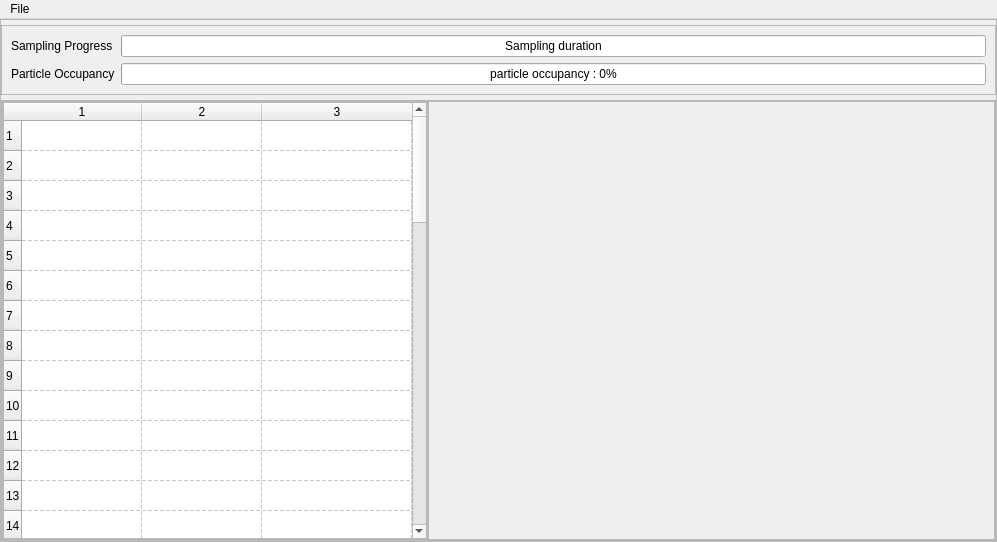
First picture: the form in psl_res/GUI/E_MISCELLANEOUS/A_Add-ons/templates/dsm501.ui, repository fossasia/pslab-desktop, before the edit.
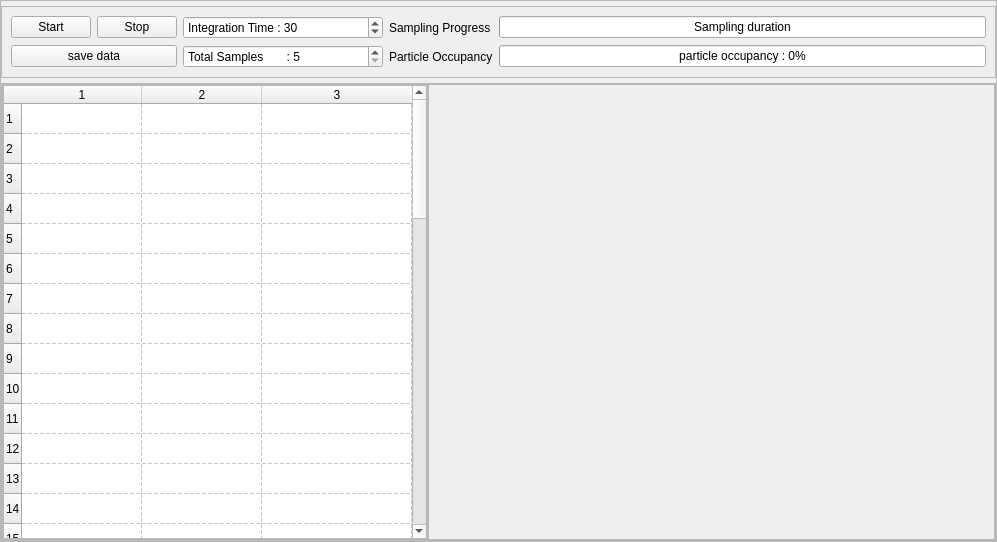
Second picture: the form after the edit.

Patch:
```diff
--- a/psl_res/GUI/E_MISCELLANEOUS/A_Add-ons/templates/dsm501.ui
+++ b/psl_res/GUI/E_MISCELLANEOUS/A_Add-ons/templates/dsm501.ui
@@ -71,21 +71,8 @@
          <property name="class" stdset="0">
           <string>PeripheralCollection</string>
          </property>
-         <layout class="QFormLayout" name="formLayout">
-          <property name="fieldGrowthPolicy">
-           <enum>QFormLayout::AllNonFixedFieldsGrow</enum>
-          </property>
-          <item row="3" column="1">
-           <widget class="QProgressBar" name="progressBar">
-            <property name="value">
-             <number>0</number>
-            </property>
-            <property name="format">
-             <string>particle occupancy : %p%</string>
-            </property>
-           </widget>
-          </item>
-          <item row="1" column="1">
+         <layout class="QGridLayout" name="gridLayout">
+          <item row="0" column="4">
            <widget class="QProgressBar" name="timeProgressBar">
             <property name="value">
              <number>0</number>
@@ -95,20 +82,83 @@
             </property>
            </widget>
           </item>
-          <item row="1" column="0">
-           <widget class="QLabel" name="label">
-            <property name="text">
-             <string>Sampling Progress</string>
-            </property>
-           </widget>
-          </item>
-          <item row="3" column="0">
+          <item row="1" column="3">
            <widget class="QLabel" name="label_2">
             <property name="text">
              <string>Particle Occupancy</string>
             </property>
            </widget>
           </item>
+          <item row="1" column="4">
+           <widget class="QProgressBar" name="progressBar">
+            <property name="value">
+             <number>0</number>
+            </property>
+            <property name="format">
+             <string>particle occupancy : %p%</string>
+            </property>
+           </widget>
+          </item>
+          <item row="0" column="3">
+           <widget class="QLabel" name="label">
+            <property name="text">
+             <string>Sampling Progress</string>
+            </property>
+           </widget>
+          </item>
+          <item row="0" column="2">
+           <widget class="QSpinBox" name="integrationBox">
+            <property name="minimumSize">
+             <size>
+              <width>200</width>
+              <height>0</height>
+             </size>
+            </property>
+            <property name="prefix">
+             <string>Integration Time : </string>
+            </property>
+            <property name="minimum">
+             <number>3</number>
+            </property>
+            <property name="maximum">
+             <number>60</number>
+            </property>
+            <property name="value">
+             <number>30</number>
+            </property>
+           </widget>
+          </item>
+          <item row="1" column="2">
+           <widget class="QSpinBox" name="sampleBox">
+            <property name="prefix">
+             <string>Total Samples       : </string>
+            </property>
+            <property name="minimum">
+             <number>5</number>
+            </property>
+           </widget>
+          </item>
+          <item row="0" column="0">
+           <widget class="QPushButton" name="pushButton_2">
+            <property name="text">
+             <string>Start</string>
+            </property>
+           </widget>
+          </item>
+          <item row="0" column="1">
+           <widget class="QPushButton" name="pushButton_3">
+            <property name="text">
+             <string>Stop</string>
+            </property>
+           </widget>
+          </item>
+          <item row="1" column="0" colspan="2">
+           <widget class="QPushButton" name="pushButton">
+            <property name="text">
+             <string>save data</string>
+            </property>
+           </widget>
+          </item>
          </layout>
         </widget>
        </item>
@@ -303,7 +353,7 @@
                <x>0</x>
                <y>0</y>
                <width>565</width>
-               <height>413</height>
+               <height>421</height>
               </rect>
              </property>
              <layout class="QGridLayout" name="gridLayout_4">
@@ -339,13 +389,6 @@
      <height>25</height>
     </rect>
    </property>
-   <widget class="QMenu" name="menuFile">
-    <property name="title">
-     <string>File</string>
-    </property>
-    <addaction name="actionSave_as"/>
-   </widget>
-   <addaction name="menuFile"/>
   </widget>
   <action name="actionSave_as">
    <property name="text">
```
Left out of the diff: 51 changed lines with no effect on the pictures.
